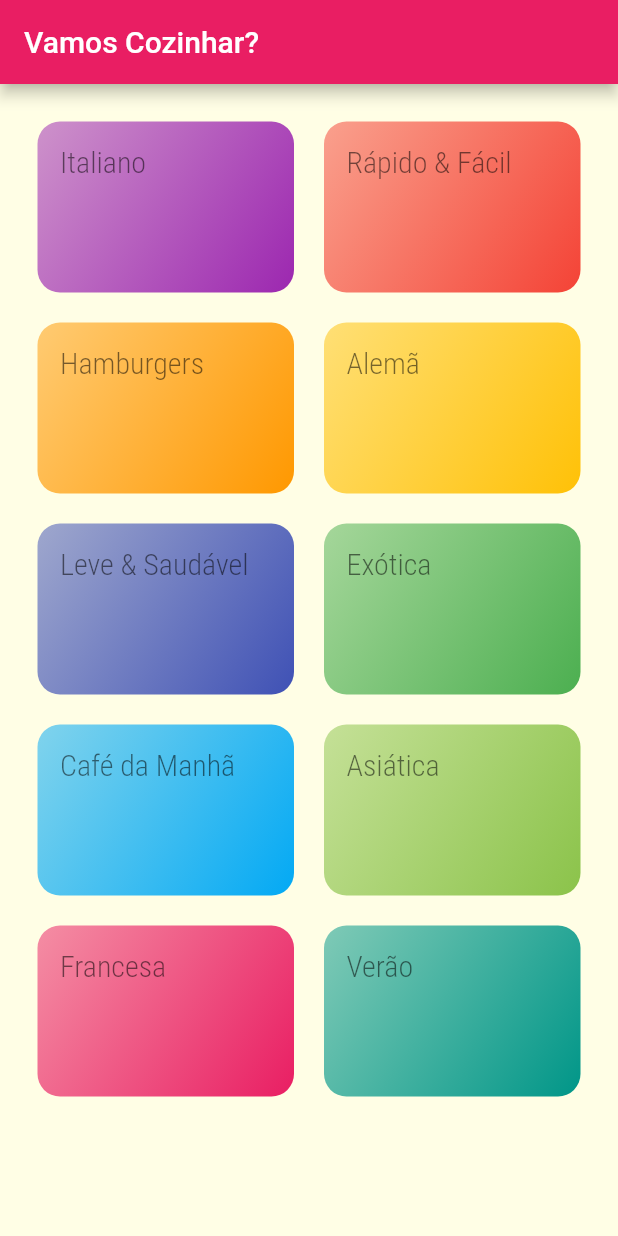
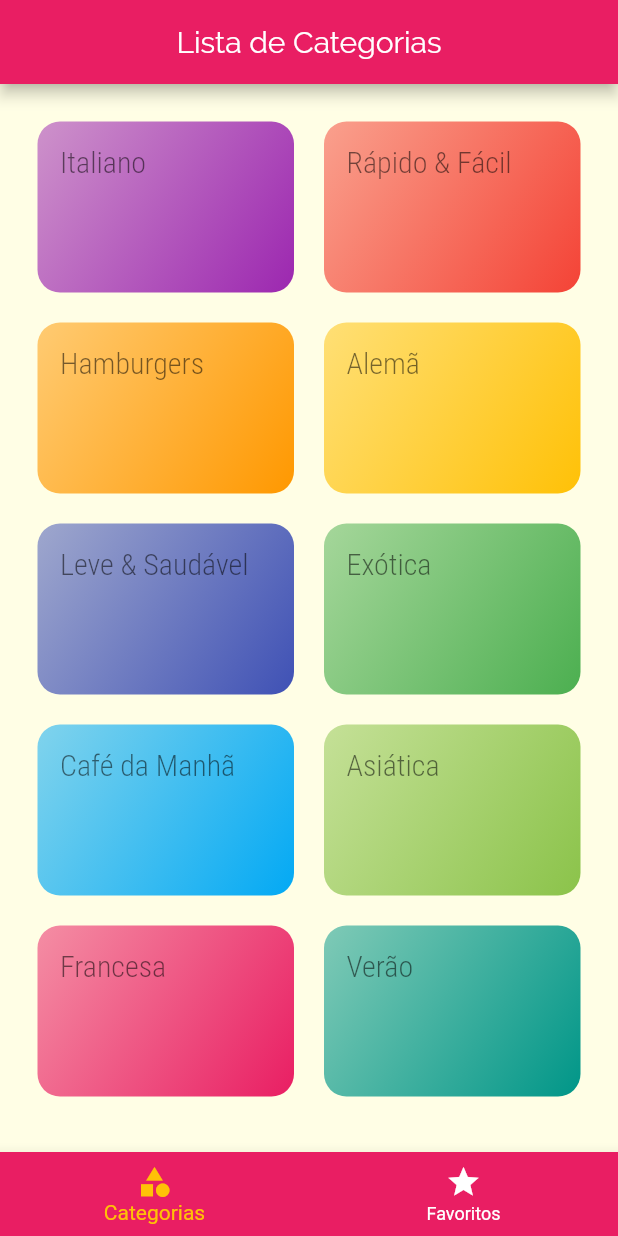
Before and after one commit to Alanssrv/meals_flutter_project, a Flutter app: the screen it shows after launch, on a phone screen of 412 x 824 dp. Run offline on Flutter 3.47's test engine with Material 2 defaults, Android fonts, the phone set to English and light mode, and no system bars.

Commit message:
tabbar categorias/favoritos

```diff
--- a/lib/main.dart
+++ b/lib/main.dart
@@ -1,11 +1,12 @@
 import 'package:flutter/material.dart';
 
+import 'screens/tabs_screen.dart';
 import 'screens/meal_detail_screen.dart';
 import 'screens/categories_screen.dart';
 import 'screens/categories_meals_screen.dart';
 import 'utils/app_routes.dart';
 
-void main() => runApp(MyApp());
+void main() => runApp(const MyApp());
 
 class MyApp extends StatelessWidget {
   const MyApp({Key? key}) : super(key: key);
@@ -24,16 +25,19 @@ class MyApp extends StatelessWidget {
         canvasColor: const Color.fromRGBO(255, 254, 229, 1),
         fontFamily: 'Raleway',
         textTheme: ThemeData.light().textTheme.copyWith(
-              headline1: const TextStyle(
-                fontSize: 20,
-                fontFamily: 'RobotoCondensed',
-              ),
+            headline1: const TextStyle(
+              fontSize: 20,
+              fontFamily: 'RobotoCondensed',
             ),
+            headline6: const TextStyle(
+              fontFamily: 'Raleway',
+              fontWeight: FontWeight.w400,
+            )),
       ),
       routes: {
-        AppRoutes.HOME: (ctx) => const CategoriesScreen(),
+        AppRoutes.HOME: (ctx) => const TabsScreen(),
         AppRoutes.CATEGORIES_MEALS: (ctx) => CategoriesMealsScreen(),
-        AppRoutes.MEAL_DETAIL: (ctx) => MealDetailScreen(),
+        AppRoutes.MEAL_DETAIL: (ctx) => const MealDetailScreen(),
       },
     );
   }
--- a/lib/screens/categories_screen.dart
+++ b/lib/screens/categories_screen.dart
@@ -7,11 +7,7 @@ class CategoriesScreen extends StatelessWidget {
 
   @override
   Widget build(BuildContext context) {
-    return Scaffold(
-      appBar: AppBar(
-        title: const Text('Vamos Cozinhar?'),
-      ),
-      body: GridView(
+    return GridView(
       padding: const EdgeInsets.all(25),
       gridDelegate: const SliverGridDelegateWithMaxCrossAxisExtent(
         maxCrossAxisExtent: 200,
@@ -22,7 +18,6 @@ class CategoriesScreen extends StatelessWidget {
       children: DUMMY_CATEGORIES.map((cat) {
         return CategoryItem(cat);
       }).toList(),
-      ),
     );
   }
 }
--- /dev/null
+++ b/lib/screens/favorite_screen.dart
@@ -0,0 +1,10 @@
+import 'package:flutter/material.dart';
+
+class FavoriteScreen extends StatelessWidget {
+  const FavoriteScreen({Key? key}) : super(key: key);
+
+  @override
+  Widget build(BuildContext context) {
+    return const Center(child: Text('Minhas refeições favoritas'));
+  }
+}
--- /dev/null
+++ b/lib/screens/tabs_screen.dart
@@ -0,0 +1,57 @@
+import 'package:flutter/material.dart';
+
+import 'categories_screen.dart';
+import 'favorite_screen.dart';
+
+class TabsScreen extends StatefulWidget {
+  const TabsScreen({Key? key}) : super(key: key);
+
+  @override
+  State<TabsScreen> createState() => _TabsScreenState();
+}
+
+class _TabsScreenState extends State<TabsScreen> {
+  int _selectedScreenIndex = 0;
+  final List<Widget> _screens = const [
+    CategoriesScreen(),
+    FavoriteScreen(),
+  ];
+
+  final List<String> _titles = [
+    'Lista de Categorias',
+    'Meus Favoritos',
+  ];
+
+  _selectScreen(int index) {
+    setState(() {
+      _selectedScreenIndex = index;
+    });
+  }
+
+  @override
+  Widget build(BuildContext context) {
+    return Scaffold(
+      appBar: AppBar(
+        title: Center(child: Text(_titles[_selectedScreenIndex])),
+      ),
+      body: _screens[_selectedScreenIndex],
+      bottomNavigationBar: BottomNavigationBar(
+        onTap: _selectScreen,
+        backgroundColor: Theme.of(context).colorScheme.primary,
+        unselectedItemColor: Colors.white,
+        selectedItemColor: Theme.of(context).colorScheme.secondary,
+        currentIndex: _selectedScreenIndex,
+        items: const [
+          BottomNavigationBarItem(
+            icon: Icon(Icons.category),
+            label: 'Categorias',
+          ),
+          BottomNavigationBarItem(
+            icon: Icon(Icons.star),
+            label: 'Favoritos',
+          )
+        ],
+      ),
+    );
+  }
+}
```
Lines whose indentation alone changed are shown as unchanged.
